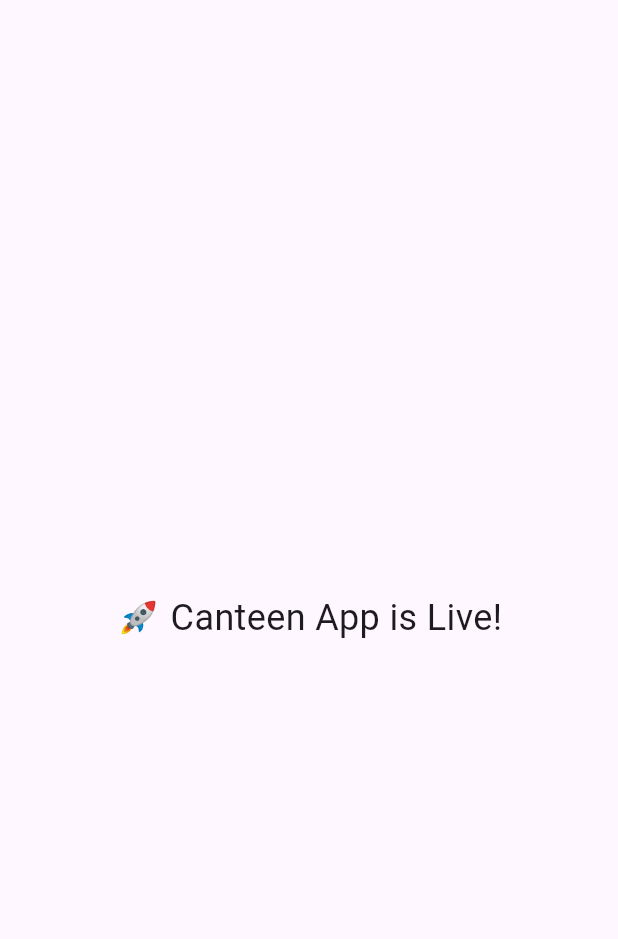
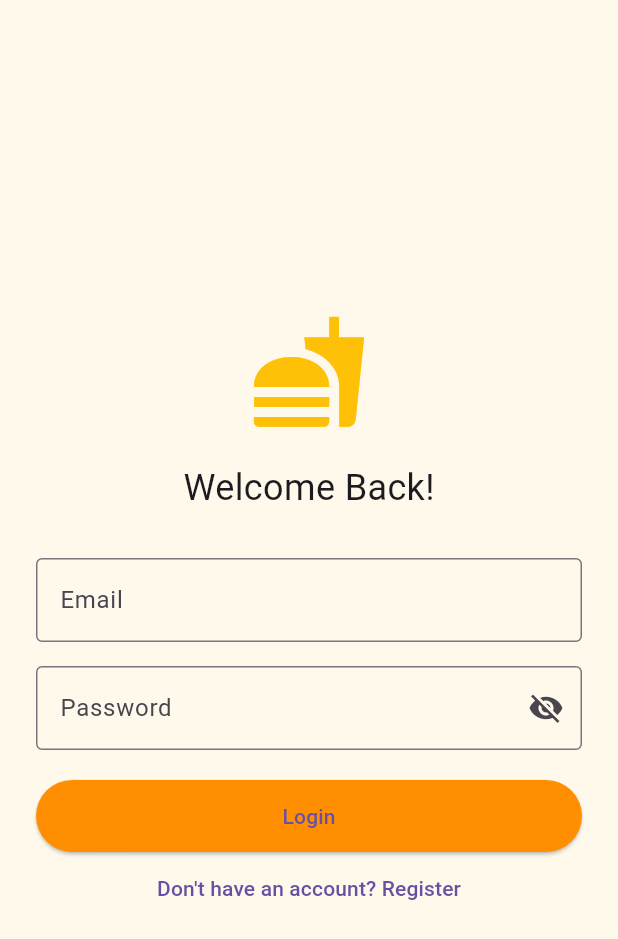
Before and after one commit to Ashil2005/canteen_app, a Flutter app: the screen it shows after launch, on a phone screen of 412 x 824 dp. Shown: the top 939 px of the screen. Run offline on Flutter 3.47's test engine with Material 3 defaults, Android fonts, the light colour scheme and no system bars; our stand-ins replace firebase_auth, firebase_core; accounts and stored records are empty.

Commit message:
Firebase integrated, login/register fully working

```diff
--- /dev/null
+++ b/lib/auth/auth_service.dart
@@ -0,0 +1,41 @@
+import 'package:firebase_auth/firebase_auth.dart';
+
+class AuthService {
+  final FirebaseAuth _auth = FirebaseAuth.instance;
+
+  // Login
+  Future<User?> loginWithEmail(String email, String password) async {
+    try {
+      final result = await _auth.signInWithEmailAndPassword(
+        email: email,
+        password: password,
+      );
+      return result.user;
+    } catch (e) {
+      print('Login error: $e');
+      return null;
+    }
+  }
+
+  // Register (you’ll use this soon)
+  Future<User?> registerWithEmail(String email, String password) async {
+    try {
+      final result = await _auth.createUserWithEmailAndPassword(
+        email: email,
+        password: password,
+      );
+      return result.user;
+    } catch (e) {
+      print('Register error: $e');
+      return null;
+    }
+  }
+
+  // Sign out
+  Future<void> logout() async {
+    await _auth.signOut();
+  }
+
+  // Check login state (optional use)
+  Stream<User?> get userChanges => _auth.authStateChanges();
+}
--- a/lib/main.dart
+++ b/lib/main.dart
@@ -1,6 +1,20 @@
 import 'package:flutter/material.dart';
+import 'package:firebase_core/firebase_core.dart';
 
-void main() {
+// Comment this if firebase_options.dart is not yet generated
+import 'firebase_options.dart';
+
+import 'screens/login/login_screen.dart';
+import 'screens/register/register_screen.dart';
+
+void main() async {
+  WidgetsFlutterBinding.ensureInitialized();
+
+  // Initialize Firebase only if firebase_options.dart exists
+  await Firebase.initializeApp(
+    options: DefaultFirebaseOptions.currentPlatform,
+  );
+
   runApp(CanteenApp());
 }
 
@@ -14,21 +28,11 @@
         primarySwatch: Colors.amber,
         useMaterial3: true,
       ),
-      home: HomePlaceholder(),
+      initialRoute: '/login',
+      routes: {
+        '/login': (context) => LoginScreen(),
+        '/register': (context) => RegisterScreen(),
+      },
     );
   }
 }
-
-class HomePlaceholder extends StatelessWidget {
-  @override
-  Widget build(BuildContext context) {
-    return Scaffold(
-      body: Center(
-        child: Text(
-          '🚀 Canteen App is Live!',
-          style: TextStyle(fontSize: 24),
-        ),
-      ),
-    );
-  }
-}
--- /dev/null
+++ b/lib/screens/login/login_screen.dart
@@ -0,0 +1,113 @@
+import 'package:flutter/material.dart';
+import '../../auth/auth_service.dart';
+
+class LoginScreen extends StatefulWidget {
+  @override
+  State<LoginScreen> createState() => _LoginScreenState();
+}
+
+class _LoginScreenState extends State<LoginScreen> {
+  final _emailController = TextEditingController();
+  final _passwordController = TextEditingController();
+  final _authService = AuthService();
+  bool _isLoading = false;
+  bool _obscurePassword = true;
+  String? _error;
+
+  void _handleLogin() async {
+    setState(() {
+      _isLoading = true;
+      _error = null;
+    });
+
+    final user = await _authService.loginWithEmail(
+      _emailController.text.trim(),
+      _passwordController.text.trim(),
+    );
+
+    setState(() => _isLoading = false);
+
+    if (user != null) {
+      ScaffoldMessenger.of(context).showSnackBar(
+        SnackBar(content: Text('Login successful!')),
+      );
+      // TODO: Navigate to dashboard
+    } else {
+      setState(() => _error = 'Invalid credentials. Try again.');
+    }
+  }
+
+  @override
+  Widget build(BuildContext context) {
+    return Scaffold(
+      backgroundColor: const Color(0xFFFFF9EC),
+      body: Padding(
+        padding: const EdgeInsets.all(24),
+        child: Center(
+          child: SingleChildScrollView(
+            child: Column(
+              children: [
+                Icon(Icons.fastfood, size: 80, color: Colors.amber),
+                SizedBox(height: 20),
+                Text("Welcome Back!", style: TextStyle(fontSize: 24)),
+                SizedBox(height: 30),
+
+                TextField(
+                  controller: _emailController,
+                  decoration: InputDecoration(
+                    labelText: 'Email',
+                    border: OutlineInputBorder(),
+                  ),
+                ),
+                SizedBox(height: 16),
+
+                TextField(
+                  controller: _passwordController,
+                  obscureText: _obscurePassword,
+                  decoration: InputDecoration(
+                    labelText: 'Password',
+                    border: OutlineInputBorder(),
+                    suffixIcon: IconButton(
+                      icon: Icon(
+                        _obscurePassword
+                            ? Icons.visibility_off
+                            : Icons.visibility,
+                      ),
+                      onPressed: () {
+                        setState(() {
+                          _obscurePassword = !_obscurePassword;
+                        });
+                      },
+                    ),
+                  ),
+                ),
+                SizedBox(height: 20),
+
+                if (_error != null)
+                  Text(_error!, style: TextStyle(color: Colors.red)),
+
+                ElevatedButton(
+                  onPressed: _isLoading ? null : _handleLogin,
+                  style: ElevatedButton.styleFrom(
+                    backgroundColor: Colors.amber[800],
+                    minimumSize: Size(double.infinity, 48),
+                  ),
+                  child: _isLoading
+                      ? CircularProgressIndicator(color: Colors.white)
+                      : Text("Login"),
+                ),
+
+                TextButton(
+                  onPressed: () {
+                    Navigator.pushNamed(context, '/register');
+                  },
+                  child: Text("Don't have an account? Register"),
+                ),
+              ],
+            ),
+          ),
+        ),
+      ),
+    );
+  }
+}
--- a/pubspec.yaml
+++ b/pubspec.yaml
@@ -30,6 +30,8 @@ environment:
 dependencies:
   flutter:
     sdk: flutter
+  firebase_core: ^2.27.0
+  firebase_auth: ^4.17.4
 
   # The following adds the Cupertino Icons font to your application.
   # Use with the CupertinoIcons class for iOS style icons.
```
Also changed, not shown: lib/screens/register/register_screen.dart (added, +108 -0 lines), firebase.json (added), lib/firebase_options.dart (added), pubspec.lock, 8 other files.
